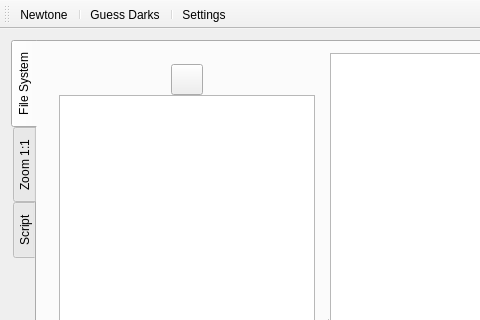
First picture: the form in mainwindow.ui, repository alexzk1/astroed, before the edit; both pictures show x 0 to 480 and y 0 to 320 of the 911 by 645 pixel window.
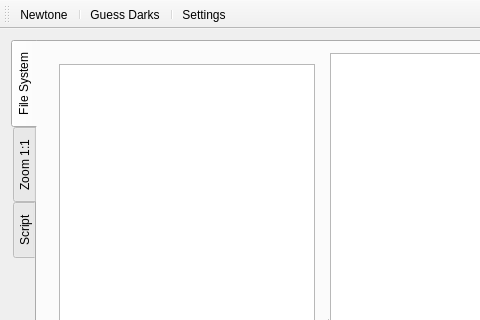
Second picture: the form after the edit. The open tabs and pages were chosen to show the change. Icons and pictures are not drawn. Custom widgets are drawn as their Qt base class.

Commit message: replaced "recurse read" button by toolbar/action

```diff
--- a/mainwindow.ui
+++ b/mainwindow.ui
@@ -45,63 +45,6 @@
             <property name="spacing">
              <number>0</number>
             </property>
-            <item>
-             <widget class="QWidget" name="treeBtnsHost" native="true">
-              <property name="sizePolicy">
-               <sizepolicy hsizetype="Preferred" vsizetype="Minimum">
-                <horstretch>0</horstretch>
-                <verstretch>1</verstretch>
-               </sizepolicy>
-              </property>
-              <property name="minimumSize">
-               <size>
-                <width>0</width>
-                <height>0</height>
-               </size>
-              </property>
-              <layout class="QHBoxLayout" name="horizontalLayout">
-               <property name="spacing">
-                <number>7</number>
-               </property>
-               <property name="leftMargin">
-                <number>5</number>
-               </property>
-               <property name="topMargin">
-                <number>0</number>
-               </property>
-               <property name="rightMargin">
-                <number>5</number>
-               </property>
-               <property name="bottomMargin">
-                <number>0</number>
-               </property>
-               <item>
-                <widget class="QToolButton" name="btnRecurseList">
-                 <property name="toolTip">
-                  <string>Recurse read (list subfolders). Pathes which contain word &quot;dark&quot; will be always listed regardless switch.
-</string>
-                 </property>
-                 <property name="text">
-                  <string/>
-                 </property>
-                 <property name="icon">
-                  <iconset resource="resources.qrc">
-                   <normaloff>:/icons/icons/spiral-icon.png</normaloff>:/icons/icons/spiral-icon.png</iconset>
-                 </property>
-                 <property name="iconSize">
-                  <size>
-                   <width>24</width>
-                   <height>24</height>
-                  </size>
-                 </property>
-                 <property name="checkable">
-                  <bool>true</bool>
-                 </property>
-                </widget>
-               </item>
-              </layout>
-             </widget>
-            </item>
             <item>
              <widget class="QTreeView" name="dirsTree">
               <property name="sizePolicy">
```
Left out of the diff: 36 changed lines with no effect on the pictures. The commit also changes 1 other file.
